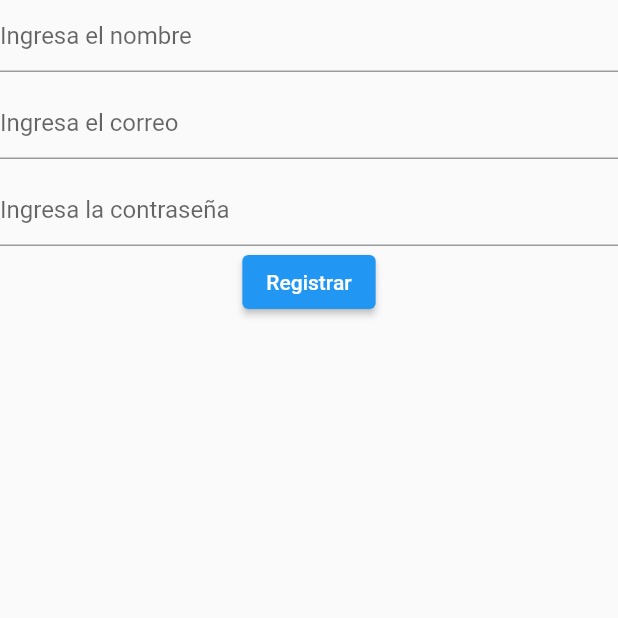
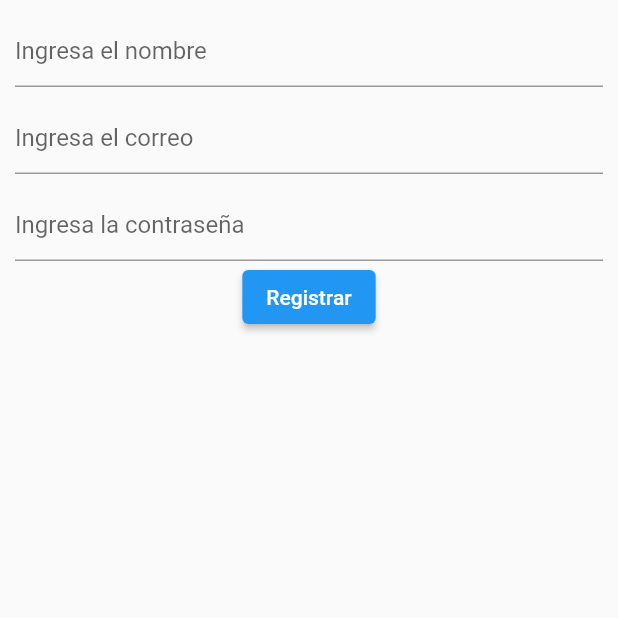
Before and after one commit to juliandrojas/app_biblioteca_firebase_v2, a Flutter app: the screen it shows after launch, on a phone screen of 412 x 824 dp, the top half of it. Run offline on Flutter 3.47's test engine with Material 2 defaults, Android fonts, the phone set to English and light mode, and no system bars; our stand-ins replace cloud_firestore, firebase_core; accounts and stored records are empty.

Commit message:
Initial structure of add_student.dart file

```diff
--- a/lib/pages/add_student.dart
+++ b/lib/pages/add_student.dart
@@ -11,7 +11,9 @@ class _AddStudentState extends State<AddStudent> {
   @override
   Widget build(BuildContext context) {
     return Scaffold(
-        body: Column(
+      body: Padding(
+        padding: const EdgeInsets.all(10.0),
+        child: Column(
           children: [
             const TextField(
               decoration: InputDecoration(
@@ -31,8 +33,13 @@ class _AddStudentState extends State<AddStudent> {
                 hintText: 'Ingresa la contraseña',
               ),
             ),
-        ElevatedButton(onPressed: () {}, child: const Text("Registrar"))
+            ElevatedButton(
+              onPressed: () {},
+              child: const Text("Registrar"),
+            ),
           ],
-    ));
+        ),
+      ),
+    );
   }
 }
```
Lines whose indentation alone changed are shown as unchanged.
